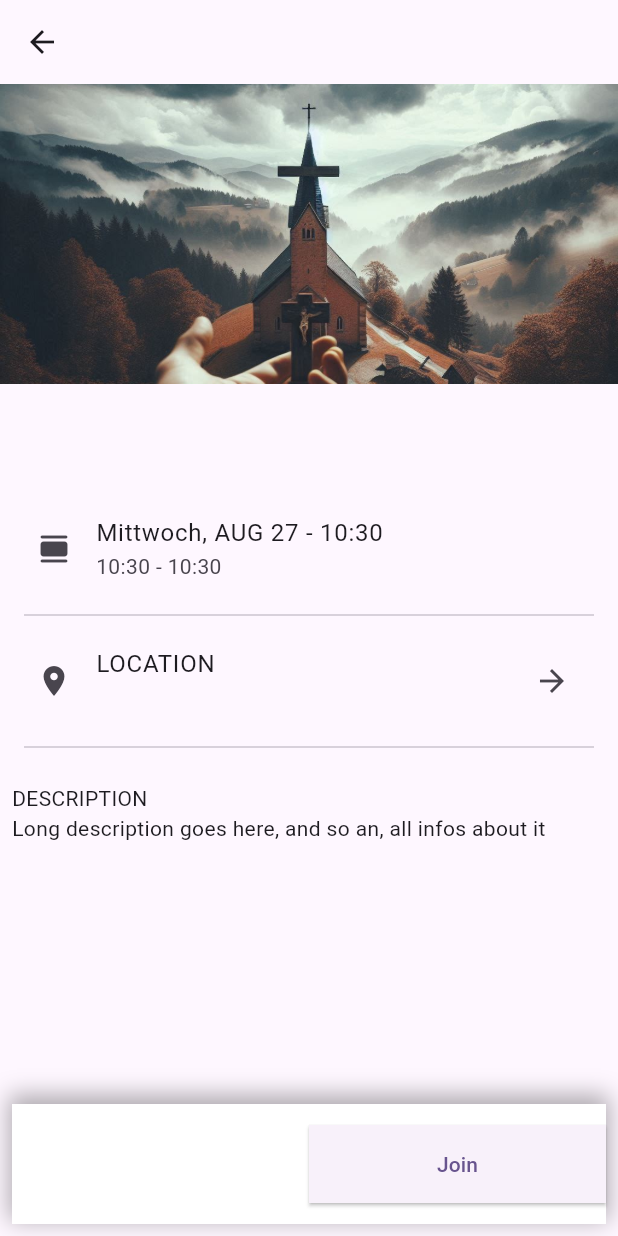
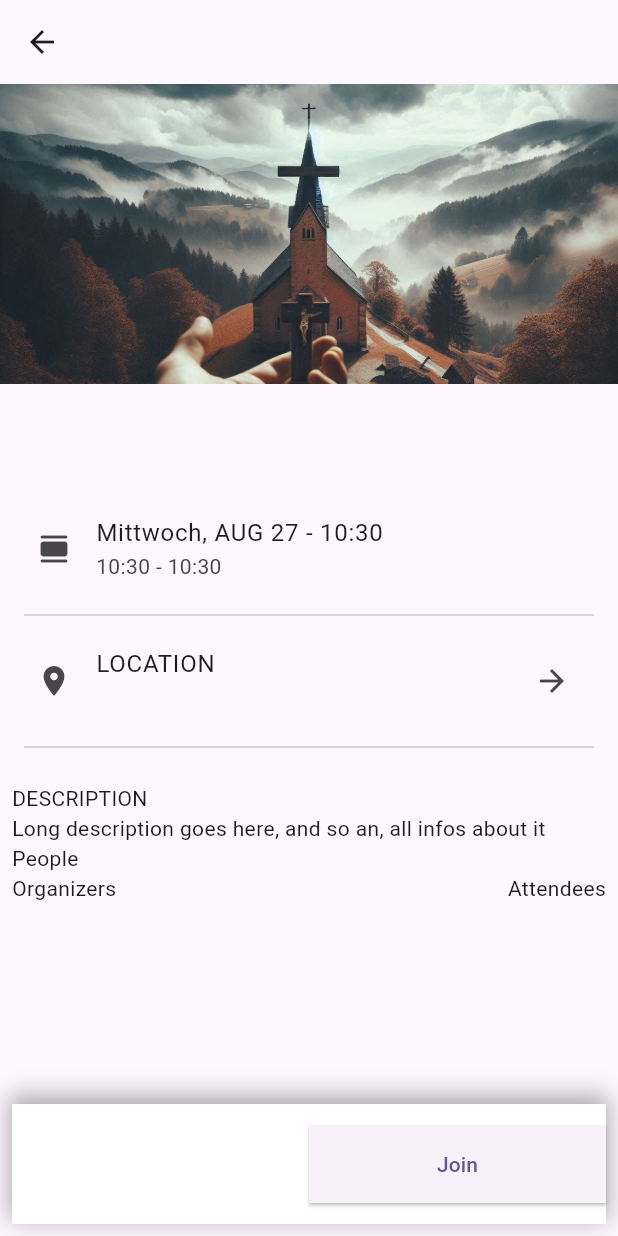
Before and after one commit to zindlsn/meet_christ, a Flutter app: the EventDetailpage screen opened directly with empty values, on a phone screen of 412 x 824 dp. Run offline on Flutter 3.47's test engine with Material 3 defaults, Android fonts, the light colour scheme and no system bars; our stand-ins replace cloud_firestore, firebase_auth, firebase_core, firebase_storage, flutter_login, flutter_secure_storage and 5 more; missing offline and left inert: google_mlkit_text_recognition, maps_launcher; accounts and stored records are empty.

Commit message:
add organizers & attendees to detail

```diff
--- a/lib/models/user.dart
+++ b/lib/models/user.dart
@@ -47,8 +47,10 @@ class EventUser {
   final String role;
   final String status; // Consider making this an enum for clarity
   final bool canComment;
+  String photoUrl;
   final List<String> eventPermissions;
   final List<String> commentPermissions;
+  final String name = "Name";
 
   /// Use enum for better type safety:
   /// 0 - Not Attending
@@ -65,7 +67,9 @@ class EventUser {
     required this.eventPermissions,
     required this.attendingStatus,
     this.commentPermissions = const [CommentPermissions.canAdd],
+    this.photoUrl = '',
   });
+
 
   static EventUser host(String userId, String eventId) => EventUser(
     userId: userId,
@@ -92,8 +96,8 @@ class EventUser {
 
 enum AttendingStatus {
   notAttending, // 0
-  attending,    // 1
-  maybe,        // 2
+  attending, // 1
+  maybe, // 2
 }
 
 class EventPermissions {
--- a/lib/pages/event_detail_page.dart
+++ b/lib/pages/event_detail_page.dart
@@ -130,6 +130,67 @@ class _EventDetailpageState extends State<EventDetailpage> {
                             ),
                             Text(
                               "Long description goes here, and so an, all infos about it",
+                            ),
+                            Text('People'),
+                            Row(
+                              crossAxisAlignment: CrossAxisAlignment.start,
+                              mainAxisSize: MainAxisSize.max,
+                              children: [
+                                Expanded(
+                                  child: Column(
+                                    crossAxisAlignment: CrossAxisAlignment.start,
+                                    children: [
+                                      Text('Organizers'),
+                                      Column(
+                                        children: model.event.organizers.map((e) {
+                                          return Padding(
+                                            padding: const EdgeInsets.all(8.0),
+                                            child: Column(
+                                              children: [
+                                                CircleAvatar(
+                                                  radius: 24,
+                                                  backgroundImage: NetworkImage(
+                                                    e.photoUrl ??
+                                                        'https://www.gravatar.com/avatar/placeholder',
+                                                  ),
+                                                ),
+                                                const SizedBox(height: 4),
+                                                Text(e.name),
+                                              ],
+                                            ),
+                                          );
+                                        }).toList(),
+                                      ),
+                                    ],
+                                  ),
+                                ),
+                                Column(
+                                  crossAxisAlignment: CrossAxisAlignment.start,
+                                  children: [
+                                    Text('Attendees'),
+                                    Column(
+                                      children: model.event.attendees.map((e) {
+                                        return Padding(
+                                          padding: const EdgeInsets.all(8.0),
+                                          child: Column(
+                                            children: [
+                                              CircleAvatar(
+                                                radius: 24,
+                                                backgroundImage: NetworkImage(
+                                                  e.photoUrl ??
+                                                      'https://www.gravatar.com/avatar/placeholder',
+                                                ),
+                                              ),
+                                              const SizedBox(height: 4),
+                                              Text(e.name),
+                                            ],
+                                          ),
+                                        );
+                                      }).toList(),
+                                    ),
+                                  ],
+                                ),
+                              ],
                             ),
                             /*  Container(height: 16, color: Colors.grey[200]),
                             Text("Comments"),
--- a/lib/services/event_service.dart
+++ b/lib/services/event_service.dart
@@ -113,7 +113,14 @@ class FirestoreEventRepository implements IEventRepository {
     final snapshot = await _firestore
         .collection('events')
         .where('attendeeIds', arrayContains: userId)
-        .where('endDate', isGreaterThanOrEqualTo: DateTime(DateTime.now().year,DateTime.now().month, DateTime.now().day))
+        .where(
+          'endDate',
+          isGreaterThanOrEqualTo: DateTime(
+            DateTime.now().year,
+            DateTime.now().month,
+            DateTime.now().day,
+          ),
+        )
         .get();
     final events = <Event>[];
     for (var dataElement in snapshot.docs) {
@@ -123,12 +130,19 @@ class FirestoreEventRepository implements IEventRepository {
             .map((item) => item.toString())
             .toList(),
       );
+      var organizers = await _userRepository.getAllByUserIds(
+        (data["attendeeIds"] as List<dynamic>)
+            .map((item) => item.toString())
+            .toList(),
+      );
       var eventUsers = attendees
           .map((user) => EventUser.attendee(user.id, dataElement.id))
           .toList();
       var event = Event.fromDto(
         attendees: eventUsers,
-        organizers: [],
+        organizers: organizers
+            .map((user) => EventUser.host(user.id, dataElement.id))
+            .toList(),
         EventDto.fromMap(data, dataElement.id),
       );
 
@@ -270,7 +284,9 @@ class FirestoreEventRepository implements IEventRepository {
 
     return Event.fromDto(
       EventDto.fromMap(doc.data()! as Map<String, dynamic>, doc.id),
-      attendees: attendees.map((item) => EventUser.attendee(item!.id,doc.id)).toList(),
+      attendees: attendees
+          .map((item) => EventUser.attendee(item!.id, doc.id))
+          .toList(),
       organizers: organizers.whereType<EventUser>().toList(),
     );
   }
```
Lines whose indentation alone changed are shown as unchanged.
